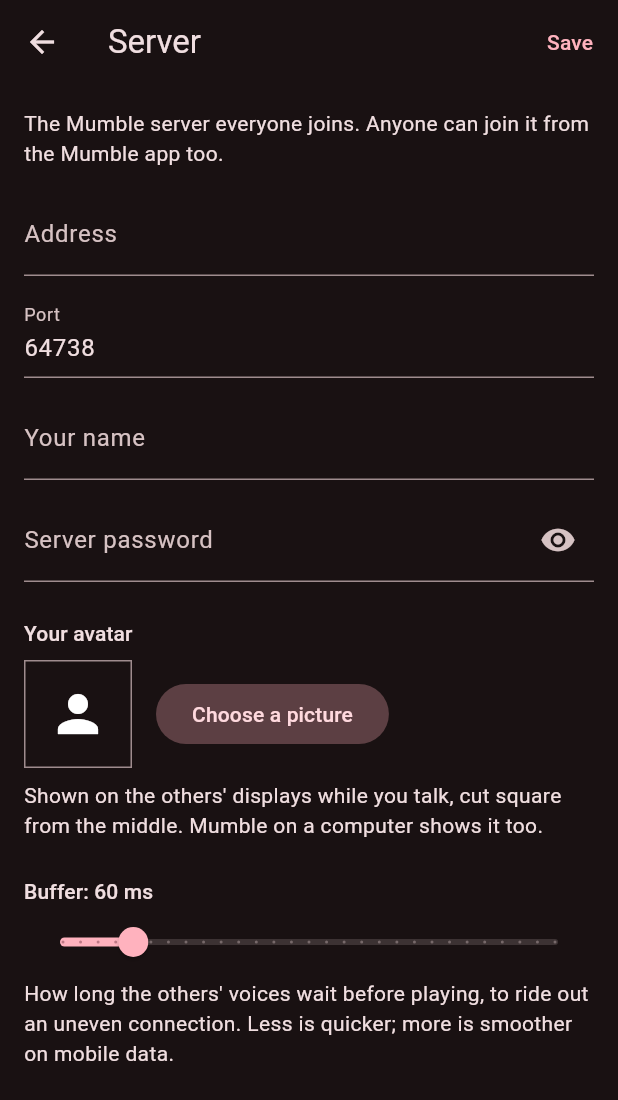
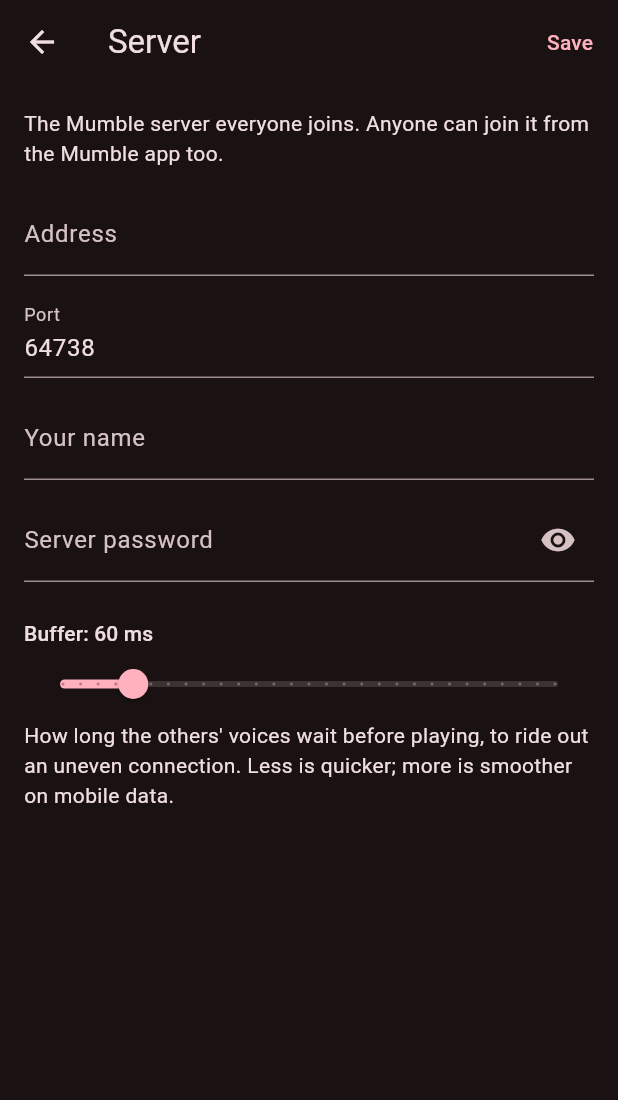
Before and after one commit to rcat3/DroneLab, a Flutter app: the CommSettingsPage screen opened directly with empty values, after a tap on "Set up the server", on a phone screen of 412 x 824 dp. Shown: the top 1100 px of the screen. Run offline on Flutter 3.47's test engine with Material 3 defaults, Android fonts, the phone set to English and light mode, and no system bars; our stand-ins replace image_picker, package_info_plus, share_plus, shared_preferences, webview_flutter; missing offline and left inert: flutter_foreground_task, flutter_pcm_sound, opus_codec, opus_codec_dart, pointycastle, universal_ble; accounts and stored records are empty.

Commit message:
Move the avatar to Comm Settings, as it's for direct comms too

```diff
--- a/app/lib/ui/server_page.dart
+++ b/app/lib/ui/server_page.dart
@@ -1,5 +1,4 @@
 import 'package:flutter/material.dart';
-import 'package:image_picker/image_picker.dart';
 
 import '../comm/comm_controller.dart';
 
@@ -19,22 +18,6 @@ class _ServerPageState extends State<ServerPage> {
   late final _password = TextEditingController(text: widget.comm.server.password);
   late double _buffer = widget.comm.bufferMs.toDouble();
   bool _showPassword = false;
-  bool _picking = false;
-
-  Future<void> _pickAvatar() async {
-    setState(() => _picking = true);
-    try {
-      final file = await ImagePicker().pickImage(source: ImageSource.gallery);
-      if (file == null) return;
-      final ok = await widget.comm.setAvatar(await file.readAsBytes());
-      if (mounted) setState(() {});
-      if (!ok && mounted) {
-        ScaffoldMessenger.of(context).showSnackBar(const SnackBar(content: Text("That doesn't look like a picture")));
-      }
-    } finally {
-      if (mounted) setState(() => _picking = false);
-    }
-  }
 
   @override
   void dispose() {
@@ -108,41 +91,6 @@ class _ServerPageState extends State<ServerPage> {
             ),
           ),
           const SizedBox(height: 24),
-          Text('Your avatar', style: Theme.of(context).textTheme.titleSmall),
-          const SizedBox(height: 8),
-          Row(
-            children: [
-              Container(
-                width: 72,
-                height: 72,
-                decoration: BoxDecoration(border: Border.all(color: Theme.of(context).colorScheme.outline)),
-                child: widget.comm.avatar == null
-                    ? const Icon(Icons.person, size: 40)
-                    : Image.memory(widget.comm.avatar!, fit: BoxFit.cover, gaplessPlayback: true),
-              ),
-              const SizedBox(width: 16),
-              Expanded(
-                child: Wrap(
-                  spacing: 8,
-                  children: [
-                    FilledButton.tonal(
-                        onPressed: _picking ? null : _pickAvatar, child: const Text('Choose a picture')),
-                    if (widget.comm.avatar != null)
-                      TextButton(
-                          onPressed: () async {
-                            await widget.comm.setAvatar(null);
-                            setState(() {});
-                          },
-                          child: const Text('Remove')),
-                  ],
-                ),
-              ),
-            ],
-          ),
-          const SizedBox(height: 8),
-          const Text('Shown on the others\' displays while you talk, cut square from the middle. '
-              'Mumble on a computer shows it too.'),
-          const SizedBox(height: 24),
           Text('Buffer: ${_buffer.round()} ms', style: Theme.of(context).textTheme.titleSmall),
           Slider(
             value: _buffer,
--- a/app/lib/ui/settings_page.dart
+++ b/app/lib/ui/settings_page.dart
@@ -1,4 +1,5 @@
 import 'package:flutter/material.dart';
+import 'package:image_picker/image_picker.dart';
 
 import '../comm/board_link.dart';
 import '../comm/board_protocol.dart';
@@ -6,7 +7,7 @@ import '../comm/comm_controller.dart';
 import 'groups_page.dart';
 import 'server_page.dart';
 
-/// What's set once and left: the server, the board's comm settings, direct
+/// What's set once and left: your avatar, the server, the board's comm settings, direct
 /// comms, and who's muted.
 class CommSettingsPage extends StatelessWidget {
   final CommController comm;
@@ -31,11 +32,13 @@ class CommSettingsPage extends StatelessWidget {
           appBar: AppBar(title: const Text('Comm Settings')),
           body: ListView(
             children: [
+              header('You'),
+              _AvatarTile(comm: comm),
               header('Server'),
               ListTile(
                 leading: const Icon(Icons.dns),
                 title: Text(comm.server.host.isEmpty ? 'Set up the server' : comm.server.host),
-                subtitle: const Text('Address, your name, password, avatar and buffer'),
+                subtitle: const Text('Address, your name, password and buffer'),
                 trailing: const Icon(Icons.chevron_right),
                 onTap: () =>
                     Navigator.of(context).push(MaterialPageRoute(builder: (_) => ServerPage(comm: comm))),
@@ -159,3 +162,58 @@ class CommSettingsPage extends StatelessWidget {
     );
   }
 }
+
+/// Your avatar, for the server and direct comms alike.
+class _AvatarTile extends StatefulWidget {
+  final CommController comm;
+  const _AvatarTile({required this.comm});
+
+  @override
+  State<_AvatarTile> createState() => _AvatarTileState();
+}
+
+class _AvatarTileState extends State<_AvatarTile> {
+  bool _picking = false;
+
+  Future<void> _pick() async {
+    setState(() => _picking = true);
+    try {
+      final file = await ImagePicker().pickImage(source: ImageSource.gallery);
+      if (file == null) return;
+      final ok = await widget.comm.setAvatar(await file.readAsBytes());
+      if (!ok && mounted) {
+        ScaffoldMessenger.of(context).showSnackBar(const SnackBar(content: Text("That doesn't look like a picture")));
+      }
+    } finally {
+      if (mounted) setState(() => _picking = false);
+    }
+  }
+
+  @override
+  Widget build(BuildContext context) {
+    final avatar = widget.comm.avatar;
+    return ListTile(
+      leading: Container(
+        width: 56,
+        height: 56,
+        decoration: BoxDecoration(border: Border.all(color: Theme.of(context).colorScheme.outline)),
+        child: avatar == null
+            ? const Icon(Icons.person, size: 32)
+            : Image.memory(avatar, fit: BoxFit.cover, gaplessPlayback: true),
+      ),
+      title: Text(avatar == null ? 'Choose an avatar' : 'Your avatar'),
+      subtitle: const Text("Shown on the others' displays while you talk, on the server and over direct comms. "
+          'Cut square from the middle'),
+      isThreeLine: true,
+      enabled: !_picking,
+      onTap: _pick,
+      trailing: avatar == null
+          ? null
+          : IconButton(
+              tooltip: 'Remove',
+              icon: const Icon(Icons.delete_outline),
+              onPressed: () => widget.comm.setAvatar(null),
+            ),
+    );
+  }
+}
```
